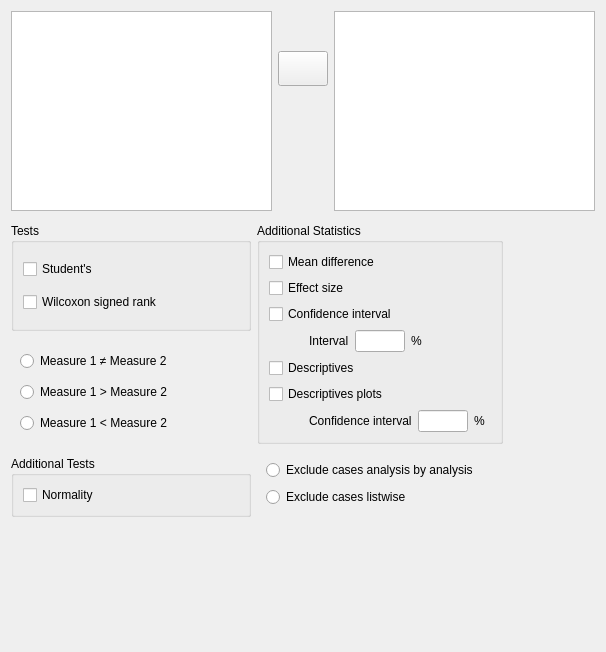
Before: the Qt Designer form JASP-Desktop/analysisforms/ttestpairedsamplesform.ui in jasp-stats/jasp-desktop, drawn with Qt 5.
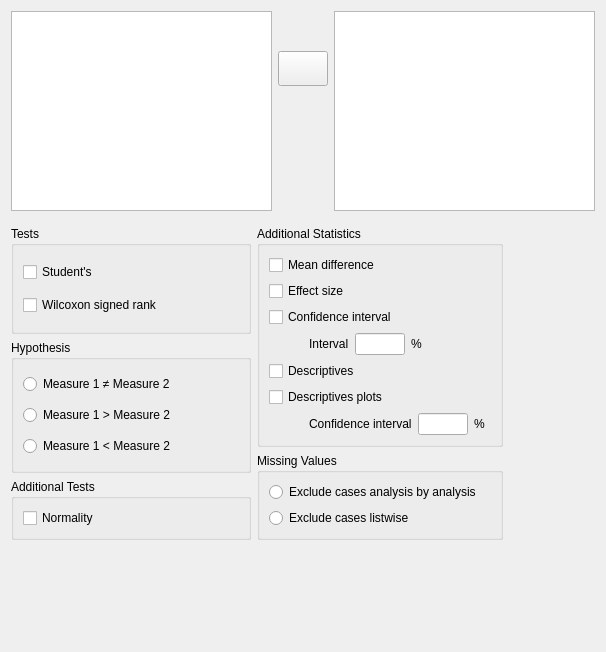
After: the same form once the commit is applied. Custom widgets are drawn as their Qt base class.

Patch:
```diff
--- a/JASP-Desktop/analysisforms/ttestpairedsamplesform.ui
+++ b/JASP-Desktop/analysisforms/ttestpairedsamplesform.ui
@@ -26,9 +26,6 @@
    <string>Form</string>
   </property>
   <layout class="QVBoxLayout" name="verticalLayout">
-   <property name="spacing">
-    <number>3</number>
-   </property>
    <item>
     <widget class="QWidget" name="topWidget" native="true">
      <property name="sizePolicy">
@@ -450,7 +447,7 @@
        </widget>
       </item>
       <item row="1" column="0" rowspan="2" colspan="2">
-       <widget class="BoundGroupBox" name="hypothesis" native="true">
+       <widget class="BoundGroupBox" name="hypothesis">
         <property name="sizePolicy">
          <sizepolicy hsizetype="Preferred" vsizetype="Minimum">
           <horstretch>0</horstretch>
@@ -529,7 +526,7 @@
        </widget>
       </item>
       <item row="2" column="2" rowspan="2">
-       <widget class="BoundGroupBox" name="missingValues" native="true">
+       <widget class="BoundGroupBox" name="missingValues">
         <property name="sizePolicy">
          <sizepolicy hsizetype="Preferred" vsizetype="Minimum">
           <horstretch>0</horstretch>
@@ -674,11 +671,6 @@
    <extends>QListView</extends>
    <header>widgets/availablefieldslistview.h</header>
   </customwidget>
-  <customwidget>
-   <class>BoundCheckBox</class>
-   <extends>QCheckBox</extends>
-   <header>widgets/boundcheckbox.h</header>
-  </customwidget>
   <customwidget>
    <class>GroupBox</class>
    <extends>QGroupBox</extends>
@@ -692,10 +684,15 @@
   </customwidget>
   <customwidget>
    <class>BoundGroupBox</class>
-   <extends>QWidget</extends>
+   <extends>QGroupBox</extends>
    <header>widgets/boundgroupbox.h</header>
    <container>1</container>
   </customwidget>
+  <customwidget>
+   <class>BoundCheckBox</class>
+   <extends>QCheckBox</extends>
+   <header>widgets/boundcheckbox.h</header>
+  </customwidget>
   <customwidget>
    <class>BoundPairsTable</class>
    <extends>QTableView</extends>
```
Left out of the diff: 8 changed lines with no effect on the pictures.
